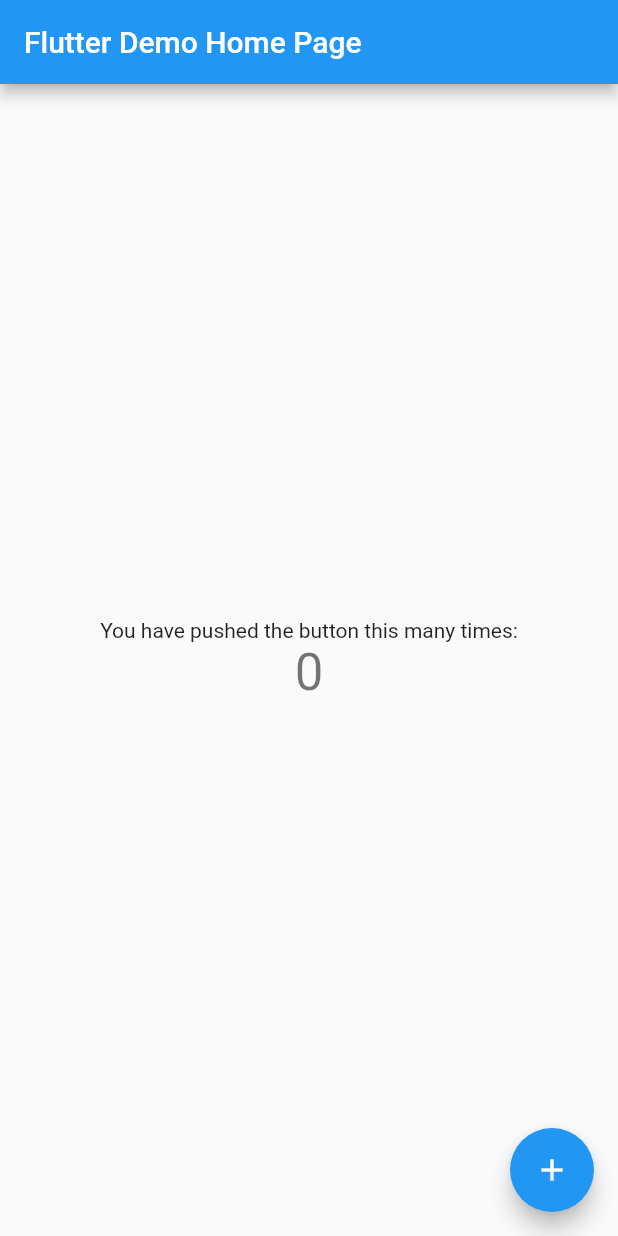
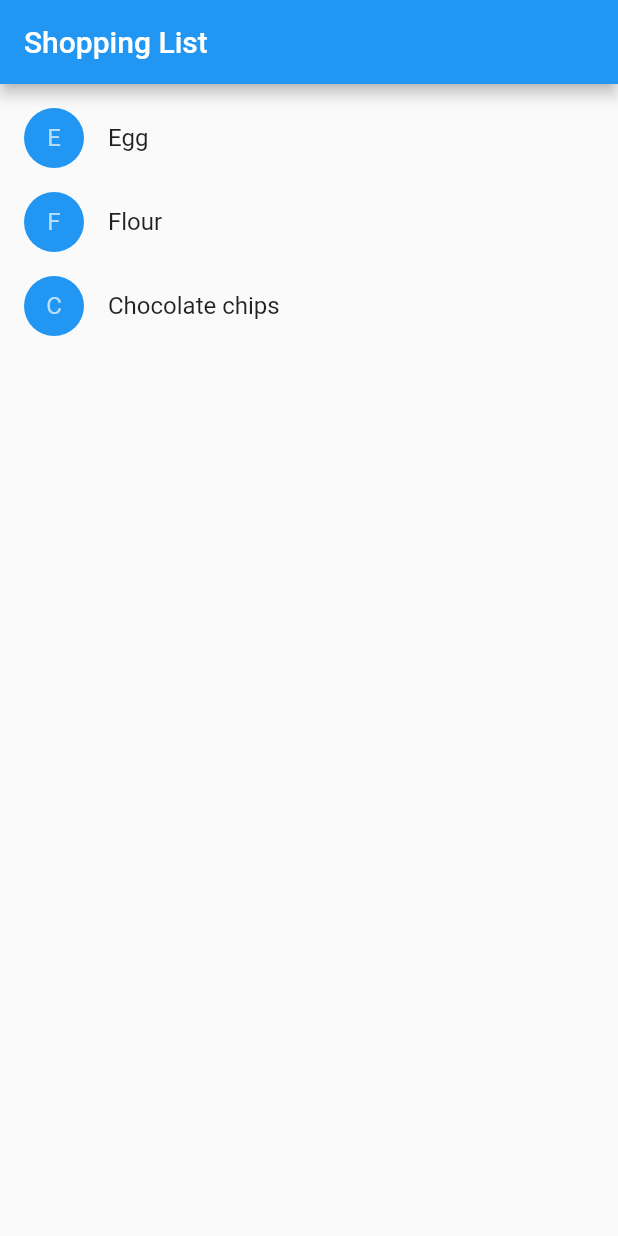
Before and after one commit to SpycWolf/practice_flutter, a Flutter app: the screen it shows after launch, on a phone screen of 412 x 824 dp. Run offline on Flutter 3.47's test engine with Material 2 defaults, Android fonts, the phone set to English and light mode, and no system bars.

Commit message:
Change demo code

```diff
--- a/lib/main.dart
+++ b/lib/main.dart
@@ -1,115 +1,100 @@
 import 'package:flutter/material.dart';
 
-void main() {
-  runApp(const MyApp());
+class Product {
+  const Product({required this.name});
+
+  final String name;
 }
 
-class MyApp extends StatelessWidget {
-  const MyApp({Key? key}) : super(key: key);
+typedef CartChangedCallback = Function(Product product, bool inCart);
 
-  // This widget is the root of your application.
+class ShoppingListItem extends StatelessWidget {
+  ShoppingListItem({
+    required this.product,
+    required this.inCart,
+    required this.onCartChanged,
+  }) : super(key: ObjectKey(product));
+
+  final Product product;
+  final bool inCart;
+  final CartChangedCallback onCartChanged;
+
+  Color _getColor(BuildContext context) {
+    return inCart ? Colors.black54 : Theme.of(context).primaryColor;
+  }
+
+  TextStyle? _getTextStyle(BuildContext context) {
+    if (!inCart) return null;
+
+    return const TextStyle(
+      color: Colors.black54,
+      decoration: TextDecoration.lineThrough,
+    );
+  }
+
   @override
   Widget build(BuildContext context) {
-    return MaterialApp(
-      title: 'Flutter Demo',
-      theme: ThemeData(
-        // This is the theme of your application.
-        //
-        // Try running your application with "flutter run". You'll see the
-        // application has a blue toolbar. Then, without quitting the app, try
-        // changing the primarySwatch below to Colors.green and then invoke
-        // "hot reload" (press "r" in the console where you ran "flutter run",
-        // or simply save your changes to "hot reload" in a Flutter IDE).
-        // Notice that the counter didn't reset back to zero; the application
-        // is not restarted.
-        primarySwatch: Colors.blue,
+    return ListTile(
+      onTap: () {
+        onCartChanged(product, inCart);
+      },
+      leading: CircleAvatar(
+        backgroundColor: _getColor(context),
+        child: Text(product.name[0]),
       ),
-      home: const MyHomePage(title: 'Flutter Demo Home Page'),
+      title: Text(product.name, style: _getTextStyle(context)),
     );
   }
 }
 
-class MyHomePage extends StatefulWidget {
-  const MyHomePage({Key? key, required this.title}) : super(key: key);
+class ShoppingList extends StatefulWidget {
+  const ShoppingList({required this.products, Key? key}) : super(key: key);
 
-  // This widget is the home page of your application. It is stateful, meaning
-  // that it has a State object (defined below) that contains fields that affect
-  // how it looks.
-
-  // This class is the configuration for the state. It holds the values (in this
-  // case the title) provided by the parent (in this case the App widget) and
-  // used by the build method of the State. Fields in a Widget subclass are
-  // always marked "final".
-
-  final String title;
+  final List<Product> products;
 
   @override
-  State<MyHomePage> createState() => _MyHomePageState();
+  _ShoppingListState createState() => _ShoppingListState();
 }
 
-class _MyHomePageState extends State<MyHomePage> {
-  int _counter = 0;
+class _ShoppingListState extends State<ShoppingList> {
+  final _shoppingCart = <Product>{};
 
-  void _incrementCounter() {
+  void _handleCartChanged(Product product, bool inCart) {
     setState(() {
-      // This call to setState tells the Flutter framework that something has
-      // changed in this State, which causes it to rerun the build method below
-      // so that the display can reflect the updated values. If we changed
-      // _counter without calling setState(), then the build method would not be
-      // called again, and so nothing would appear to happen.
-      _counter++;
+      if (!inCart) {
+        _shoppingCart.add(product);
+      } else {
+        _shoppingCart.remove(product);
+      }
     });
   }
 
   @override
   Widget build(BuildContext context) {
-    // This method is rerun every time setState is called, for instance as done
-    // by the _incrementCounter method above.
-    //
-    // The Flutter framework has been optimized to make rerunning build methods
-    // fast, so that you can just rebuild anything that needs updating rather
-    // than having to individually change instances of widgets.
     return Scaffold(
       appBar: AppBar(
-        // Here we take the value from the MyHomePage object that was created by
-        // the App.build method, and use it to set our appbar title.
-        title: Text(widget.title),
+        title: const Text('Shopping List'),
       ),
-      body: Center(
-        // Center is a layout widget. It takes a single child and positions it
-        // in the middle of the parent.
-        child: Column(
-          // Column is also a layout widget. It takes a list of children and
-          // arranges them vertically. By default, it sizes itself to fit its
-          // children horizontally, and tries to be as tall as its parent.
-          //
-          // Invoke "debug painting" (press "p" in the console, choose the
-          // "Toggle Debug Paint" action from the Flutter Inspector in Android
-          // Studio, or the "Toggle Debug Paint" command in Visual Studio Code)
-          // to see the wireframe for each widget.
-          //
-          // Column has various properties to control how it sizes itself and
-          // how it positions its children. Here we use mainAxisAlignment to
-          // center the children vertically; the main axis here is the vertical
-          // axis because Columns are vertical (the cross axis would be
-          // horizontal).
-          mainAxisAlignment: MainAxisAlignment.center,
-          children: <Widget>[
-            const Text(
-              'You have pushed the button this many times:',
-            ),
-            Text(
-              '$_counter',
-              style: Theme.of(context).textTheme.headline4,
-            ),
-          ],
-        ),
+      body: ListView(
+        padding: const EdgeInsets.symmetric(vertical: 8.0),
+        children: widget.products.map((Product product) {
+          return ShoppingListItem(
+              product: product,
+              inCart: _shoppingCart.contains(product),
+              onCartChanged: _handleCartChanged);
+        }).toList(),
       ),
-      floatingActionButton: FloatingActionButton(
-        onPressed: _incrementCounter,
-        tooltip: 'Increment',
-        child: const Icon(Icons.add),
-      ), // This trailing comma makes auto-formatting nicer for build methods.
     );
   }
 }
+
+void main() {
+  runApp(const MaterialApp(
+    title: 'Shopping App',
+    home: ShoppingList(products: [
+      Product(name: 'Egg'),
+      Product(name: 'Flour'),
+      Product(name: 'Chocolate chips'),
+    ]),
+  ));
+}
```
Also changed, not shown: 2 other files.
